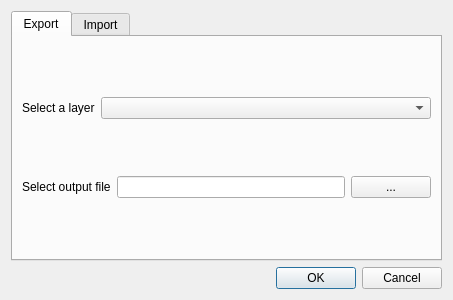
Before: the Qt Designer form export_to_gpkg_dialog_base.ui in DodoIta/beedip, drawn with Qt 5.
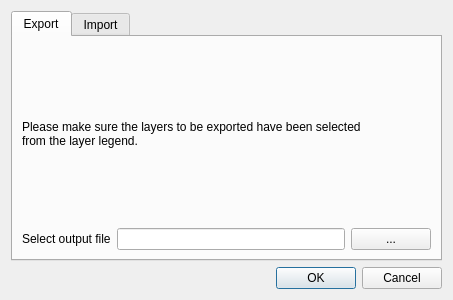
After: the same form once the commit is applied.

Commit message: removed combobox

What changed in the file:
```diff
--- a/export_to_gpkg_dialog_base.ui
+++ b/export_to_gpkg_dialog_base.ui
@@ -26,20 +26,11 @@
       <layout class="QVBoxLayout" name="verticalLayout_2">
        <item>
         <layout class="QHBoxLayout" name="horizontalLayout">
-         <item>
+         <item alignment="Qt::AlignVCenter">
           <widget class="QLabel" name="label">
            <property name="text">
-            <string>Select a layer</string>
-           </property>
-          </widget>
-         </item>
-         <item>
-          <widget class="QComboBox" name="comboBox">
-           <property name="sizePolicy">
-            <sizepolicy hsizetype="Expanding" vsizetype="Fixed">
-             <horstretch>0</horstretch>
-             <verstretch>0</verstretch>
-            </sizepolicy>
+            <string>Please make sure the layers to be exported have been selected
+from the layer legend.</string>
            </property>
           </widget>
          </item>
@@ -54,7 +45,7 @@
            </property>
           </widget>
          </item>
-         <item>
+         <item alignment="Qt::AlignVCenter">
           <widget class="QLineEdit" name="lineEdit"/>
          </item>
          <item>
```
